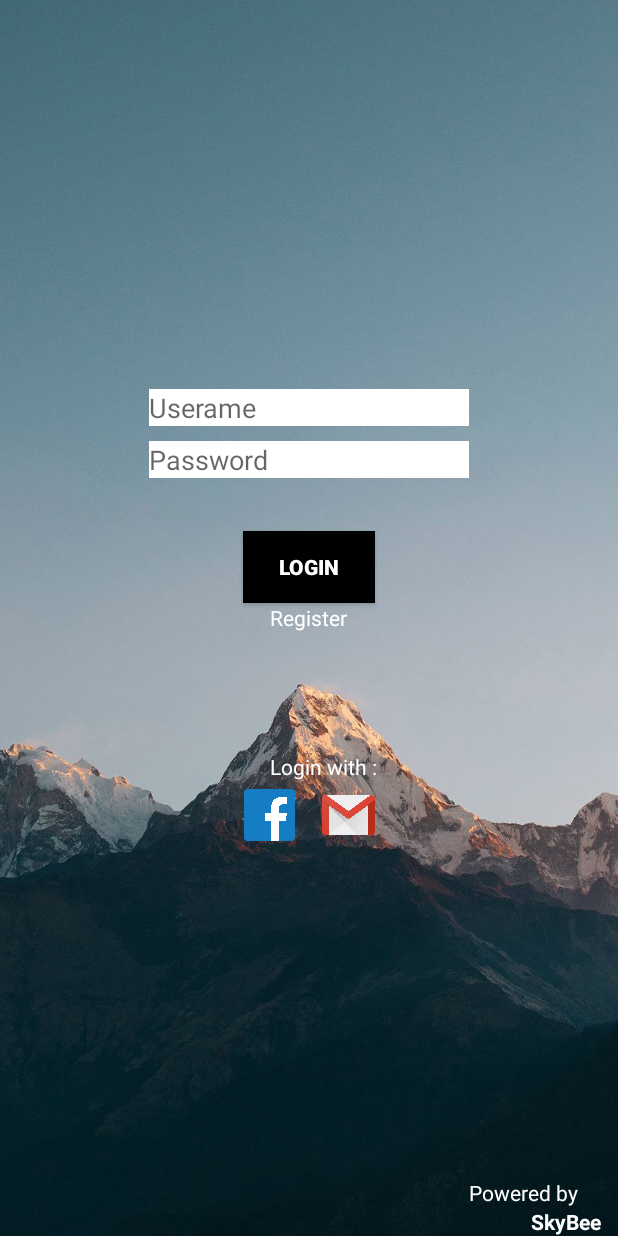
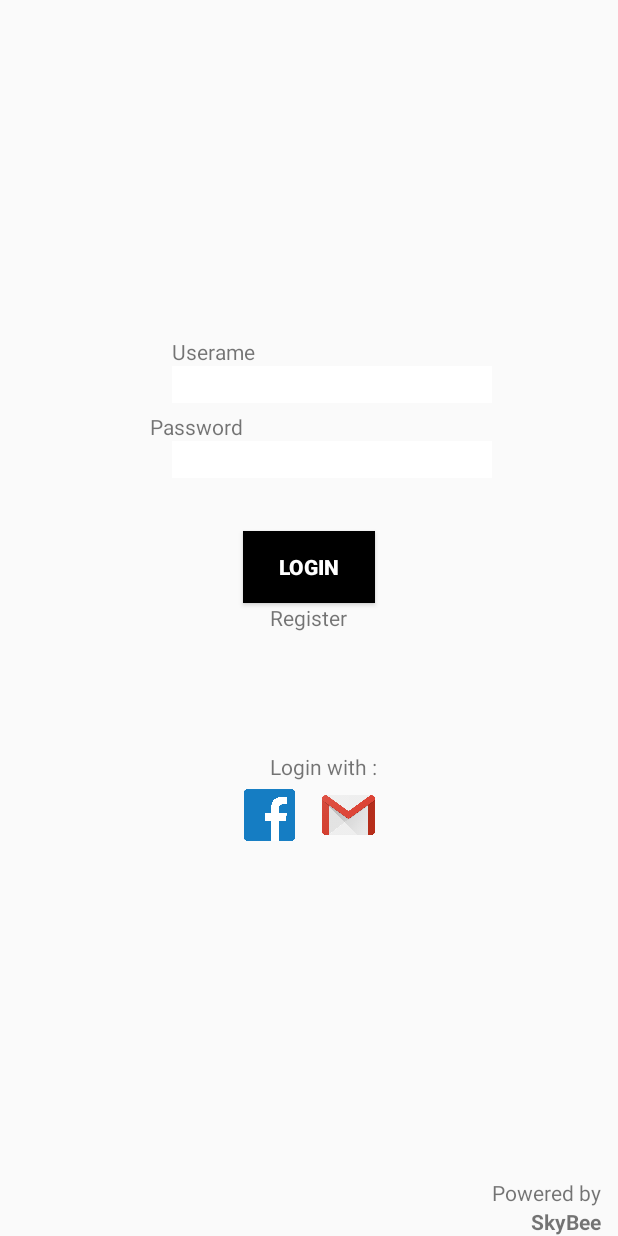
Before and after one commit to fadhilrizal/MOFO, an Android app: the screen it shows after launch (MainActivity before the commit, LoginActivity after it), on a phone screen of 412 x 824 dp. Run offline under Robolectric (Android 15) with nearby library versions, the phone set to English and light mode, and no system bars.

Commit message:
update again

```diff
--- a/app/src/main/AndroidManifest.xml
+++ b/app/src/main/AndroidManifest.xml
@@ -9,14 +9,14 @@
         android:roundIcon="@mipmap/ic_launcher_round"
         android:supportsRtl="true"
         android:theme="@style/AppTheme">
-        <activity android:name=".MainActivity">
+        <activity android:name=".LoginActivity">
             <intent-filter>
                 <action android:name="android.intent.action.MAIN" />
 
                 <category android:name="android.intent.category.LAUNCHER" />
             </intent-filter>
         </activity>
-        <activity android:name=".Second"></activity>
+        <activity android:name=".RegisterActivity"></activity>
         <activity android:name=".MainMenu"></activity>
     </application>
 
--- a/app/src/main/java/com/example/padhil/mofo/MainActivity.java
+++ b/app/src/main/java/com/example/padhil/mofo/LoginActivity.java
@@ -5,7 +5,7 @@ import android.support.v7.app.AppCompatActivity;
 import android.os.Bundle;
 import android.view.View;
 
-public class MainActivity extends AppCompatActivity {
+public class LoginActivity extends AppCompatActivity {
 
     @Override
     protected void onCreate(Bundle savedInstanceState) {
@@ -15,12 +15,12 @@ public class MainActivity extends AppCompatActivity {
     }
 
     public void loginbtn(View view) {
-        Intent l1 = new Intent(MainActivity.this, MainMenu.class);
+        Intent l1 = new Intent(LoginActivity.this, MainMenu.class);
         startActivity(l1);
         }
 
     public void registerbtn(View view) {
-        Intent r1 = new Intent(MainActivity.this, Second.class);
+        Intent r1 = new Intent(LoginActivity.this, RegisterActivity.class);
         startActivity(r1);
     }
 }
--- a/app/src/main/java/com/example/padhil/mofo/Second.java
+++ b/app/src/main/java/com/example/padhil/mofo/RegisterActivity.java
@@ -3,11 +3,11 @@ package com.example.padhil.mofo;
 import android.support.v7.app.AppCompatActivity;
 import android.os.Bundle;
 
-public class Second extends AppCompatActivity {
+public class RegisterActivity extends AppCompatActivity {
 
     @Override
     protected void onCreate(Bundle savedInstanceState) {
         super.onCreate(savedInstanceState);
-        setContentView(R.layout.activity_second);
+        setContentView(R.layout.activity_register);
     }
 }
--- a/app/src/main/res/layout/activity_main.xml
+++ b/app/src/main/res/layout/activity_main.xml
@@ -5,19 +5,36 @@
     android:layout_width="match_parent"
     android:layout_height="match_parent"
     tools:context="com.example.padhil.mofo.MainActivity"
-    android:background="@drawable/rockymountain">
+    >
+
+    <TextView
+        android:layout_width="wrap_content"
+        android:layout_height="wrap_content"
+        android:layout_above="@+id/usernametxt"
+        android:layout_alignLeft="@+id/usernametxt"
+        android:layout_alignStart="@+id/usernametxt"
+        android:text="@string/username" />
 
     <EditText
         android:id="@+id/usernametxt"
         android:layout_width="wrap_content"
         android:layout_height="wrap_content"
         android:layout_above="@+id/passtxt"
-        android:layout_centerHorizontal="true"
-        android:layout_marginBottom="10dp"
+        android:layout_marginBottom="25dp"
+        android:layout_toLeftOf="@+id/textView3"
+        android:layout_toStartOf="@+id/textView3"
         android:background="@android:color/white"
         android:ems="10"
-        android:hint="@string/username"
+
         android:inputType="textPersonName" />
+
+    <TextView
+        android:layout_width="wrap_content"
+        android:layout_height="wrap_content"
+        android:layout_above="@+id/passtxt"
+        android:layout_toLeftOf="@+id/loginbtn"
+        android:layout_toStartOf="@+id/loginbtn"
+        android:text="@string/password" />
 
     <EditText
         android:id="@+id/passtxt"
@@ -29,7 +46,6 @@
         android:layout_marginBottom="35dp"
         android:background="@android:color/white"
         android:ems="10"
-        android:hint="@string/password"
         android:inputType="textPassword" />
 
     <Button
@@ -50,19 +66,17 @@
         android:layout_height="wrap_content"
         android:layout_centerHorizontal="true"
         android:layout_centerVertical="true"
-        android:text="@string/register"
-        android:textColor="@android:color/white"
-        android:onClick="registerbtn"/>
+        android:onClick="registerbtn"
+        android:text="@string/register" />
 
     <TextView
         android:id="@+id/textView3"
         android:layout_width="wrap_content"
         android:layout_height="wrap_content"
         android:layout_above="@+id/textView4"
-        android:layout_toEndOf="@+id/passtxt"
-        android:layout_toRightOf="@+id/passtxt"
-        android:text="@string/powered_by"
-        android:textColor="@android:color/white" />
+        android:layout_alignEnd="@+id/textView4"
+        android:layout_alignRight="@+id/textView4"
+        android:text="@string/powered_by" />
 
     <TextView
         android:id="@+id/textView4"
@@ -74,7 +88,6 @@
         android:layout_marginEnd="11dp"
         android:layout_marginRight="11dp"
         android:text="@string/skybee"
-        android:textColor="@android:color/white"
         android:textStyle="bold" />
 
     <TextView
@@ -85,8 +98,7 @@
         android:layout_alignStart="@+id/registerbtn"
         android:layout_below="@+id/registerbtn"
         android:layout_marginTop="80dp"
-        android:text="Login with :"
-        android:textColor="@android:color/white" />
+        android:text="Login with :" />
 
     <ImageView
         android:id="@+id/imageView3"
--- a/app/src/main/res/layout/activity_second.xml
+++ b/app/src/main/res/layout/activity_register.xml
@@ -4,8 +4,7 @@
     xmlns:tools="http://schemas.android.com/tools"
     android:layout_width="match_parent"
     android:layout_height="match_parent"
-    tools:context="com.example.padhil.mofo.Second"
-    android:background="@drawable/rockymountain">
+    tools:context="com.example.padhil.mofo.Second">
 
 
     <TextView
@@ -18,7 +17,6 @@
         android:layout_marginLeft="34dp"
         android:layout_marginStart="34dp"
         android:layout_marginTop="114dp"
-        android:textColor="@android:color/white"
         android:text="REGISTER NOW" />
 
     <EditText
@@ -94,6 +92,5 @@
         android:layout_alignStart="@+id/editText6"
         android:layout_below="@+id/editText6"
         android:layout_marginTop="49dp"
-        android:text="Submit"
-        android:textColor="@android:color/white" />
+        android:text="Submit" />
 </RelativeLayout>
```
